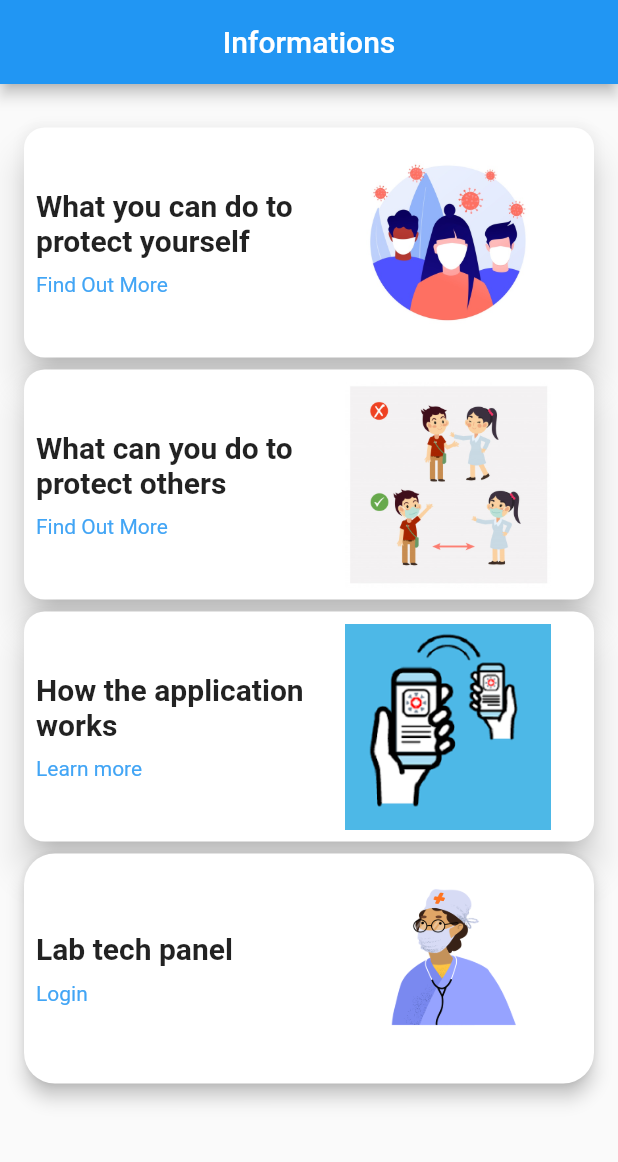
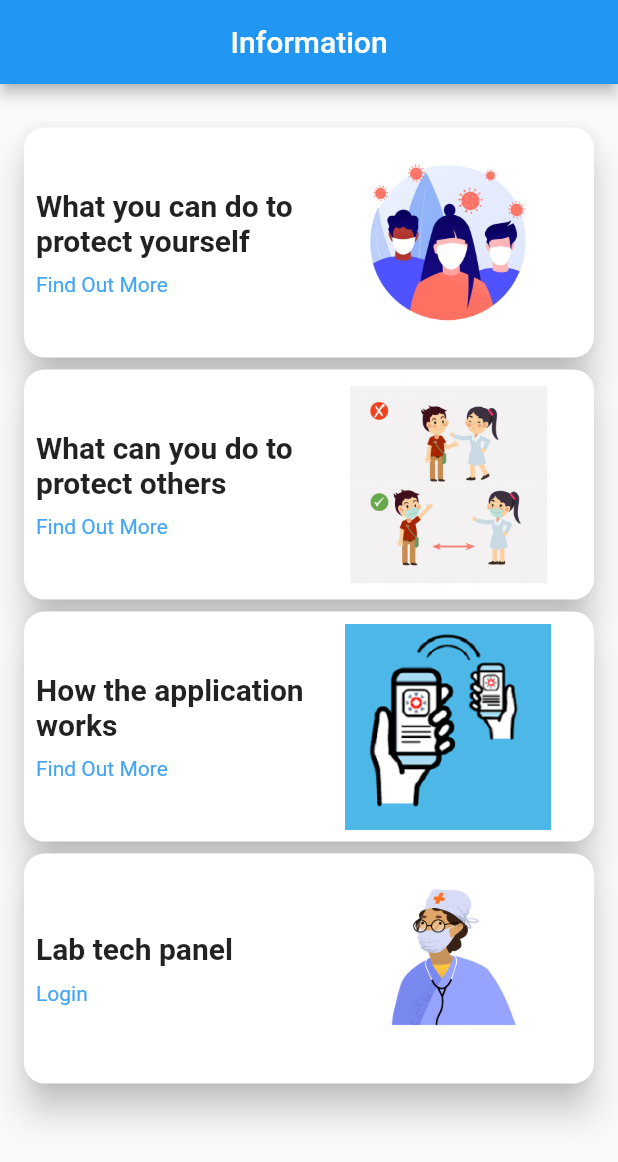
Before and after one commit to jmanga2020/contact, a Flutter app: the HomeScreen screen opened directly, on a phone screen of 412 x 824 dp. Shown: the top 1162 px of the screen. Run offline on Flutter 3.47's test engine with Material 2 defaults, Android fonts, the phone set to English and light mode, and no system bars; our stand-ins replace flutter_spinkit, intro_slider, shared_preferences; accounts and stored records are empty.

Commit message:
home screen code blocks refined

```diff
--- a/lib/main.dart
+++ b/lib/main.dart
@@ -1,8 +1,8 @@
 
 
+import 'package:contact_tracing/ui/screens/loader.dart';
 import 'package:flutter/material.dart';
 
-import 'ui/screens/regions.dart';
 
 void main(List<String> args) {
   runApp(MyApp());
@@ -11,6 +11,6 @@ void main(List<String> args) {
 class MyApp extends StatelessWidget {
   @override
   Widget build(BuildContext context) {
-    return MaterialApp(debugShowCheckedModeBanner: false, home: Regions());
+    return MaterialApp(debugShowCheckedModeBanner: false, home: Loader());
   }
 }
--- /dev/null
+++ b/lib/models/homeData.dart
@@ -0,0 +1,15 @@
+import 'package:flutter/cupertino.dart';
+
+class HomeData {
+  final String title;
+  final String image;
+
+  HomeData({this.title, this.image});
+
+  Map<String, dynamic> toMap() {
+    return {
+      'title':title,
+      'image':image
+    };
+  }
+}
--- a/lib/ui/screens/homeScreen.dart
+++ b/lib/ui/screens/homeScreen.dart
@@ -1,6 +1,11 @@
+import 'package:contact_tracing/models/homeData.dart';
 import 'package:contact_tracing/services/metrics/deviceMetrics.dart';
+import 'package:contact_tracing/services/utils/navigation.dart';
+import 'package:contact_tracing/ui/widgets/bottom.dart';
 import 'package:flutter/gestures.dart';
 import 'package:flutter/material.dart';
+
+import 'auth/logiScreen.dart';
 
 class HomeScreen extends StatefulWidget {
   // const HomeScreen({ Key? key }) : super(key: key);
@@ -10,19 +15,45 @@ class HomeScreen extends StatefulWidget {
 }
 
 class _HomeScreenState extends State<HomeScreen> {
+  List<Map<String, dynamic>> _previews = [];
+  void _actions(int index) {
+    switch (index) {
+      case 0:
+        bottomSheet(context, SizedBox());
+        break;
+      case 3:
+        UserNavigation.push(context, destination: LoginScreen());
+        break;
+      default:
+    }
+  }
+
   @override
-  Widget build(BuildContext context) {
-    return WillPopScope(
-      onWillPop: () => Future.value(false),
-      child: Scaffold(
-        appBar: AppBar(
-          title: Text('Informations'),
-          centerTitle: true,
-        ),
-        body: ListView(
-          padding: EdgeInsets.only(top: 25.0),
-          children: [
-            GestureDetector(
+  void initState() {
+    _previews = [
+      HomeData(
+              title: 'What you can do to protect yourself',
+              image: 'assets/images/manymask.jpg')
+          .toMap(),
+      HomeData(
+              title: 'What can you do to protect others',
+              image: 'assets/images/meter.jpg')
+          .toMap(),
+      HomeData(
+              title: 'How the application works',
+              image: 'assets/images/kazi1.png')
+          .toMap(),
+      HomeData(
+        title: 'Lab tech panel',
+        image: 'assets/images/doct.png',
+      ).toMap(),
+    ];
+    super.initState();
+  }
+
+  Widget _homeCards({int index, String title, String image}) {
+    return GestureDetector(
+      onTap: () => _actions(index),
       child: Padding(
         padding: const EdgeInsets.only(left: 12, right: 12),
         child: Card(
@@ -38,7 +69,7 @@ class _HomeScreenState extends State<HomeScreen> {
                     crossAxisAlignment: CrossAxisAlignment.start,
                     children: [
                       Text(
-                                'What you can do to protect yourself',
+                        '$title',
                         style: TextStyle(
                           fontWeight: FontWeight.w600,
                           fontSize: 20,
@@ -49,189 +80,47 @@ class _HomeScreenState extends State<HomeScreen> {
                       ),
                       RichText(
                         text: TextSpan(
-                                  text: 'Find Out More',
+                          text: index == 3 ? 'Login' : 'Find Out More',
                           style: TextStyle(color: Colors.blue[400]),
                           recognizer: TapGestureRecognizer()
-                                    ..onTap = () => null,
+                            ..onTap = () => _actions(index),
                         ),
                       ),
                     ],
                   ),
                 ),
-                        Image.asset('assets/images/manymask.jpg',
+                Image.asset('$image',
                     width: DeviceMetrics.deviceWidth(context) / 3)
                 // Image.network(_image, width: DeviceMetrics.deviceWidth(context) / 3)
               ],
             ),
           ),
           shape: RoundedRectangleBorder(
-                      borderRadius: BorderRadius.all(Radius.circular(
-                          DeviceMetrics.deviceWidth(context) / 30))),
+              borderRadius: BorderRadius.all(
+                  Radius.circular(DeviceMetrics.deviceWidth(context) / 30))),
         ),
       ),
+    );
+  }
+
+  @override
+  Widget build(BuildContext context) {
+    return WillPopScope(
+      onWillPop: () => Future.value(false),
+      child: Scaffold(
+        appBar: AppBar(
+          title: Text('Information'),
+          centerTitle: true,
         ),
-            GestureDetector(
-              child: Padding(
-                padding: const EdgeInsets.only(left: 12, right: 12),
-                child: Card(
-                  elevation: 10,
-                  child: Padding(
-                    padding: const EdgeInsets.all(8.0),
-                    child: Row(
-                      children: [
-                        SizedBox(
-                          width: DeviceMetrics.deviceWidth(context) / 2,
-                          child: Column(
-                            mainAxisAlignment: MainAxisAlignment.start,
-                            crossAxisAlignment: CrossAxisAlignment.start,
-                            children: [
-                              Text(
-                                'What can you do to protect others',
-                                style: TextStyle(
-                                  fontWeight: FontWeight.w600,
-                                  fontSize: 20,
-                                ),
-                              ),
-                              SizedBox(
-                                height: 10,
-                              ),
-                              RichText(
-                                text: TextSpan(
-                                  text: 'Find Out More',
-                                  style: TextStyle(color: Colors.blue[400]),
-                                  recognizer: TapGestureRecognizer()
-                                    ..onTap = () => null,
-                                ),
-                              ),
-                            ],
-                          ),
-                        ),
-                        Image.asset('assets/images/meter.jpg',
-                            width: DeviceMetrics.deviceWidth(context) / 3)
-                        // Image.network(_image, width: DeviceMetrics.deviceWidth(context) / 3)
-                      ],
-                    ),
-                  ),
-                  shape: RoundedRectangleBorder(
-                      borderRadius: BorderRadius.all(Radius.circular(
-                          DeviceMetrics.deviceWidth(context) / 30))),
-                ),
-              ),
-            ),
-            GestureDetector(
-              child: Padding(
-                padding: const EdgeInsets.only(left: 12, right: 12),
-                child: Card(
-                  elevation: 10,
-                  child: Padding(
-                    padding: const EdgeInsets.all(8.0),
-                    child: Row(
-                      children: [
-                        SizedBox(
-                          width: DeviceMetrics.deviceWidth(context) / 2,
-                          child: Column(
-                            mainAxisAlignment: MainAxisAlignment.start,
-                            crossAxisAlignment: CrossAxisAlignment.start,
-                            children: [
-                              Text(
-                                'How the application works',
-                                style: TextStyle(
-                                  fontWeight: FontWeight.w600,
-                                  fontSize: 20,
-                                ),
-                              ),
-                              SizedBox(
-                                height: 10,
-                              ),
-                              RichText(
-                                text: TextSpan(
-                                  text: 'Learn more',
-                                  style: TextStyle(color: Colors.blue[400]),
-                                  recognizer: TapGestureRecognizer()
-                                    ..onTap = () => null,
-                                ),
-                              ),
-                            ],
-                          ),
-                        ),
-                        Image.asset('assets/images/kazi1.png',
-                            width: DeviceMetrics.deviceWidth(context) / 3)
-                        // Image.network(_image, width: DeviceMetrics.deviceWidth(context) / 3)
-                      ],
-                    ),
-                  ),
-                  shape: RoundedRectangleBorder(
-                      borderRadius: BorderRadius.all(Radius.circular(
-                          DeviceMetrics.deviceWidth(context) / 30))),
-                ),
-              ),
-            ),
-            GestureDetector(
-              onTap: () {
-                setState(() {
-                  Navigator.pushNamed(context, '/loginScreen');
-                });
-              },
-              child: Padding(
-                padding: const EdgeInsets.only(left: 12, right: 12),
-                child: Card(
-                  elevation: 5,
-                  child: Padding(
-                    padding: const EdgeInsets.all(8.0),
-                    child: Row(
-                      children: [
-                        SizedBox(
-                          width: DeviceMetrics.deviceWidth(context) / 2,
-                          child: Column(
-                            mainAxisAlignment: MainAxisAlignment.start,
-                            crossAxisAlignment: CrossAxisAlignment.start,
-                            children: [
-                              Text(
-                                'Lab tech panel',
-                                style: TextStyle(
-                                  fontWeight: FontWeight.w600,
-                                  fontSize: 20,
-                                ),
-                              ),
-                              SizedBox(
-                                height: 10,
-                              ),
-                              RichText(
-                                text: TextSpan(
-                                  text: 'Login',
-                                  style: TextStyle(color: Colors.blue[400]),
-                                  recognizer: TapGestureRecognizer()
-                                    ..onTap = () => {
-                                          // Navigator.pushNamed(
-                                          //     context, '/loginScreen')
-                                        },
-                                ),
-                              )
-                            ],
-                          ),
-                        ),
-                        Image.asset('assets/images/doct.png',
-                            width: DeviceMetrics.deviceWidth(context) / 3)
-                        //Image.network(_image, width: DeviceMetrics.deviceWidth(context) / 3)
-                      ],
-                    ),
-                  ),
-                  shape: RoundedRectangleBorder(
-                      borderRadius: BorderRadius.all(Radius.circular(
-                          DeviceMetrics.deviceWidth(context) / 20))),
-                ),
-              ),
-            ),
-          ],
+        body: ListView.builder(
+          itemCount: _previews.length,
+          padding: EdgeInsets.only(top: 25.0),
+          itemBuilder: (_, i) => _homeCards(
+              index: i,
+              title: _previews[i]['title'],
+              image: _previews[i]['image']),
         ),
       ),
     );
   }
 }
-
-// class HomeScreen extends StatelessWidget {
-//   @override
-//   Widget build(BuildContext context) {
-//     return
-//   }
-// }
```
Lines whose indentation alone changed are shown as unchanged.
